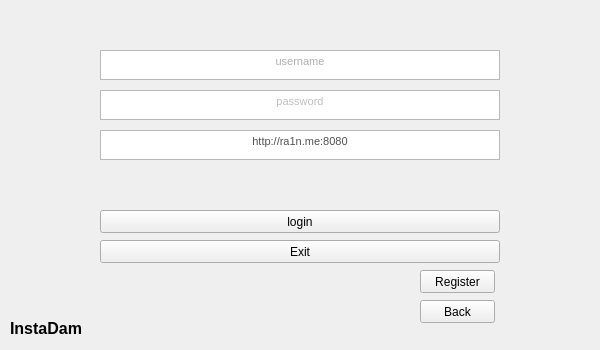
Qt form Qt/InstaDam/app/login.ui (Vedhus/InstaDam) before a commit.
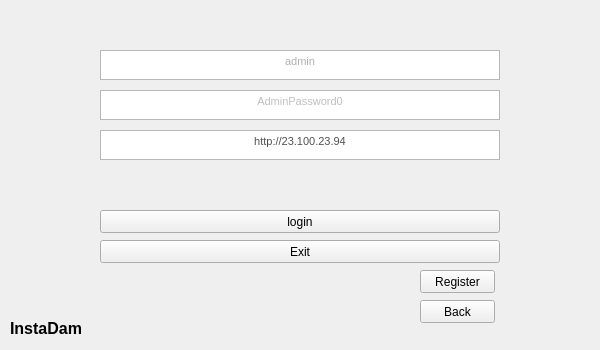
The same form after that commit.

Patch:
```diff
--- a/Qt/InstaDam/app/login.ui
+++ b/Qt/InstaDam/app/login.ui
@@ -30,7 +30,7 @@
 &lt;html&gt;&lt;head&gt;&lt;meta name=&quot;qrichtext&quot; content=&quot;1&quot; /&gt;&lt;style type=&quot;text/css&quot;&gt;
 p, li { white-space: pre-wrap; }
 &lt;/style&gt;&lt;/head&gt;&lt;body style=&quot; font-family:'MS Shell Dlg 2'; font-size:8.25pt; font-weight:400; font-style:normal;&quot;&gt;
-&lt;p align=&quot;center&quot; style=&quot; margin-top:0px; margin-bottom:0px; margin-left:0px; margin-right:0px; -qt-block-indent:0; text-indent:0px;&quot;&gt;&lt;span style=&quot; color:#afafaf;&quot;&gt;username&lt;/span&gt;&lt;/p&gt;&lt;/body&gt;&lt;/html&gt;</string>
+&lt;p align=&quot;center&quot; style=&quot; margin-top:0px; margin-bottom:0px; margin-left:0px; margin-right:0px; -qt-block-indent:0; text-indent:0px;&quot;&gt;&lt;span style=&quot; color:#afafaf;&quot;&gt;admin&lt;/span&gt;&lt;/p&gt;&lt;/body&gt;&lt;/html&gt;</string>
    </property>
   </widget>
   <widget class="QTextEdit" name="password">
@@ -50,7 +50,7 @@
 &lt;html&gt;&lt;head&gt;&lt;meta name=&quot;qrichtext&quot; content=&quot;1&quot; /&gt;&lt;style type=&quot;text/css&quot;&gt;
 p, li { white-space: pre-wrap; }
 &lt;/style&gt;&lt;/head&gt;&lt;body style=&quot; font-family:'MS Shell Dlg 2'; font-size:8.25pt; font-weight:400; font-style:normal;&quot;&gt;
-&lt;p align=&quot;center&quot; style=&quot; margin-top:0px; margin-bottom:0px; margin-left:0px; margin-right:0px; -qt-block-indent:0; text-indent:0px;&quot;&gt;&lt;span style=&quot; color:#bfbfbf;&quot;&gt;password&lt;/span&gt;&lt;/p&gt;&lt;/body&gt;&lt;/html&gt;</string>
+&lt;p align=&quot;center&quot; style=&quot; margin-top:0px; margin-bottom:0px; margin-left:0px; margin-right:0px; -qt-block-indent:0; text-indent:0px;&quot;&gt;&lt;span style=&quot; color:#bfbfbf;&quot;&gt;AdminPassword0&lt;/span&gt;&lt;/p&gt;&lt;/body&gt;&lt;/html&gt;</string>
    </property>
   </widget>
   <widget class="QPushButton" name="pushButton">
@@ -129,7 +129,7 @@
 &lt;html&gt;&lt;head&gt;&lt;meta name=&quot;qrichtext&quot; content=&quot;1&quot; /&gt;&lt;style type=&quot;text/css&quot;&gt;
 p, li { white-space: pre-wrap; }
 &lt;/style&gt;&lt;/head&gt;&lt;body style=&quot; font-family:'MS Shell Dlg 2'; font-size:8.25pt; font-weight:400; font-style:normal;&quot;&gt;
-&lt;p align=&quot;center&quot; style=&quot; margin-top:0px; margin-bottom:0px; margin-left:0px; margin-right:0px; -qt-block-indent:0; text-indent:0px;&quot;&gt;&lt;span style=&quot; font-family:'OpenSans,Helvetica,Arial,sans-serif'; font-size:8pt; color:#505050; background-color:#ffffff;&quot;&gt;http://ra1n.me:8080&lt;/span&gt;&lt;/p&gt;&lt;/body&gt;&lt;/html&gt;</string>
+&lt;p align=&quot;center&quot; style=&quot; margin-top:0px; margin-bottom:0px; margin-left:0px; margin-right:0px; -qt-block-indent:0; text-indent:0px;&quot;&gt;&lt;span style=&quot; font-family:'OpenSans,Helvetica,Arial,sans-serif'; font-size:8pt; color:#505050; background-color:#ffffff;&quot;&gt;http://23.100.23.94&lt;/span&gt;&lt;/p&gt;&lt;/body&gt;&lt;/html&gt;</string>
    </property>
   </widget>
   <widget class="QPushButton" name="pushButton_4">
```
